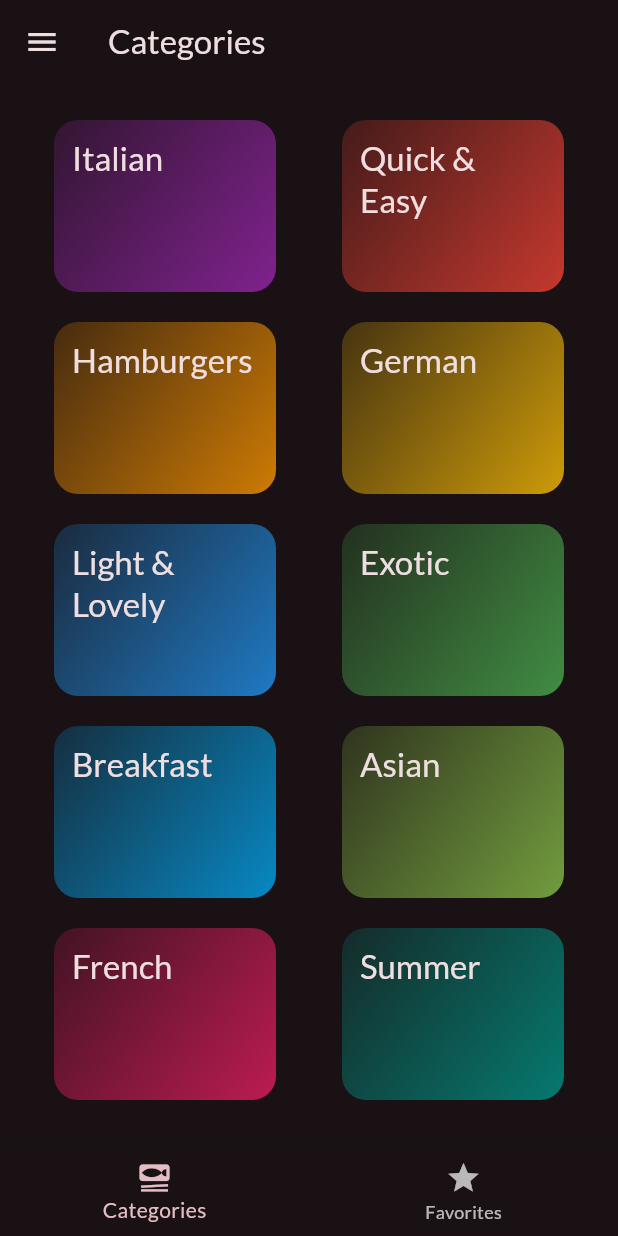
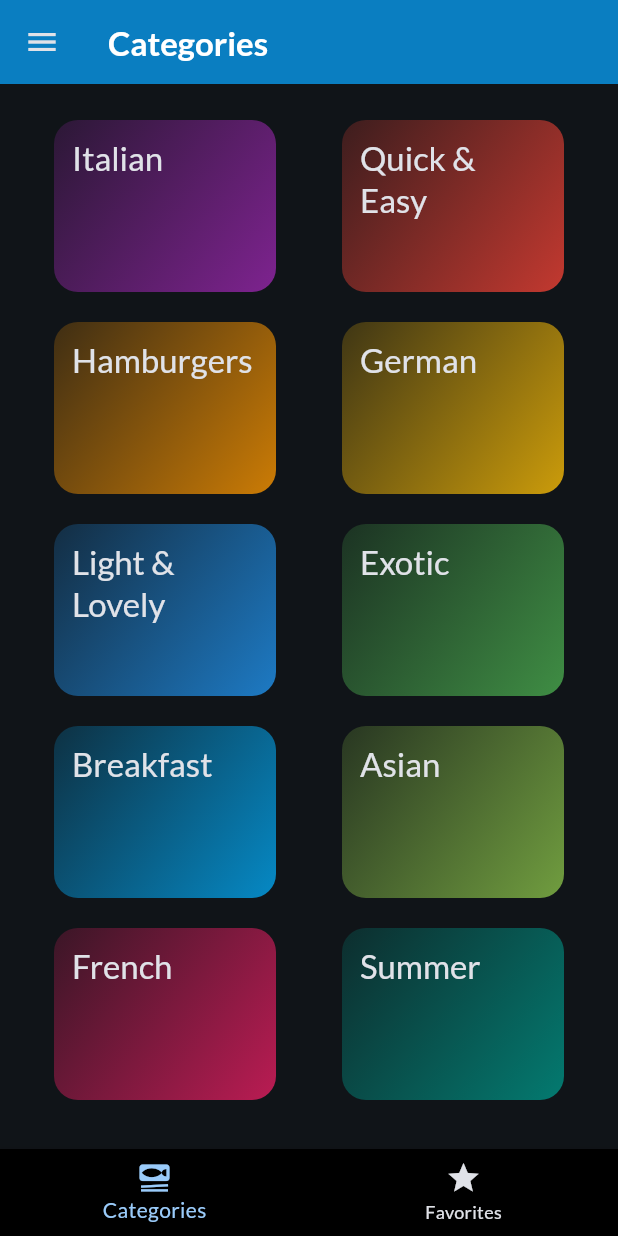
Before and after one commit to Animesh-86/Meal-App, a Flutter app: the screen it shows after launch, on a phone screen of 412 x 824 dp. Run offline on Flutter 3.47's test engine with Material 3 defaults, Android fonts, the phone set to English and light mode, and no system bars; our stand-ins replace flutter_riverpod, google_fonts, transparent_image.

Commit message:
adding some features

```diff
--- a/meal_app/lib/main.dart
+++ b/meal_app/lib/main.dart
@@ -3,16 +3,34 @@ import 'package:google_fonts/google_fonts.dart';
 import 'package:meal_app/screen/tabs.dart';
 import 'package:flutter_riverpod/flutter_riverpod.dart';
 
+// Define the theme for the app with a dark color scheme and Lato font.
 final theme = ThemeData(
   colorScheme: ColorScheme.fromSeed(
     brightness: Brightness.dark,
-    seedColor: Color.fromARGB(255, 127, 6, 58),
+    seedColor: Color.fromARGB(255, 10, 126, 193),
   ),
   textTheme: GoogleFonts.latoTextTheme(),
+  appBarTheme: AppBarTheme(
+    backgroundColor: Color.fromARGB(255, 10, 126, 193),  // Custom AppBar color
+    titleTextStyle: GoogleFonts.lato(
+      fontSize: 22,
+      fontWeight: FontWeight.bold,
+      color: Colors.white,
+    ),
+  ),
+  buttonTheme: ButtonThemeData(
+    buttonColor: Color.fromARGB(255, 10, 126, 193),  // Button color
+    textTheme: ButtonTextTheme.primary,
+  ),
+  bottomNavigationBarTheme: BottomNavigationBarThemeData(
+    backgroundColor: Colors.black,
+    selectedItemColor: Color.fromARGB(255, 10, 126, 193),
+    unselectedItemColor: Colors.grey,
+  ),
 );
 
 void main() {
-  runApp(const ProviderScope(child: App(),));
+  runApp(const ProviderScope(child: App()));
 }
 
 class App extends StatelessWidget {
@@ -22,6 +40,7 @@ class App extends StatelessWidget {
   Widget build(BuildContext context) {
     return MaterialApp(
       theme: theme,
-      home: const TabsScreen());
+      home: const TabsScreen(),
+    );
   }
 }
--- /dev/null
+++ b/meal_app/lib/provider/filters_provider.dart
@@ -0,0 +1,49 @@
+import 'package:flutter_riverpod/flutter_riverpod.dart';
+import 'package:meal_app/provider/meals_provider.dart';
+import 'package:meal_app/models/meal.dart';
+
+enum Filter { glutenFree, lactoseFree, vegetarian, vegan }
+
+class FiltersNotifier extends StateNotifier<Map<Filter, bool>> {
+  FiltersNotifier()
+      : super({
+          Filter.glutenFree: false,
+          Filter.lactoseFree: false,
+          Filter.vegan: false,
+          Filter.vegetarian: false,
+        });
+
+  void setFilters(Map<Filter, bool> chosenFilters) {
+    state = chosenFilters;
+  }
+
+  void setFilter(Filter filter, bool isActive) {
+    state = {...state, filter: isActive};
+  }
+}
+
+final filtersProvider =
+    StateNotifierProvider<FiltersNotifier, Map<Filter, bool>>(
+  (ref) => FiltersNotifier(),
+);
+
+final filteredMealsProvider = Provider<List<Meal>>((ref) {
+  final meals = ref.watch(mealsProvider); // Ensuring mealsProvider always returns a list
+  final activeFilters = ref.watch(filtersProvider);
+
+  return meals.where((meal) {
+    if (activeFilters[Filter.glutenFree] == true && !meal.isGlutenFree) {
+      return false;
+    }
+    if (activeFilters[Filter.lactoseFree] == true && !meal.isLactoseFree) {
+      return false;
+    }
+    if (activeFilters[Filter.vegetarian] == true && !meal.isVegetarian) {
+      return false;
+    }
+    if (activeFilters[Filter.vegan] == true && !meal.isVegan) {
+      return false;
+    }
+    return true;
+  }).toList();
+});
--- a/meal_app/lib/screen/categories.dart
+++ b/meal_app/lib/screen/categories.dart
@@ -1,5 +1,4 @@
 import 'package:flutter/material.dart';
-
 import 'package:meal_app/data/dummy_data.dart';
 import 'package:meal_app/models/meal.dart';
 import 'package:meal_app/widgets/category_grid_item.dart';
@@ -7,21 +6,23 @@ import 'package:meal_app/screen/meals.dart';
 import 'package:meal_app/models/category.dart';
 
 class CategoriesScreen extends StatelessWidget {
-  const CategoriesScreen({super.key,/* required this.onToggleFavorite,*/ required availableMeals});
+  const CategoriesScreen({
+    super.key,
+    required this.availableMeals,
+  });
 
- // final void Function(Meal meal) onToggleFavorite;
+  final List<Meal> availableMeals;
 
   void _selectCategory(BuildContext context, Category category) {
-    final filteredMeals = dummyMeals
+    final filteredMeals = availableMeals
         .where((meal) => meal.categories.contains(category.id))
         .toList();
 
     Navigator.of(context).push(
       MaterialPageRoute(
-        builder: (ctx) => MealsScreen( // Add the required positional argument
+        builder: (ctx) => MealsScreen(
           title: category.title,
           meals: filteredMeals,
-          //onToggleFavorite: onToggleFavorite,
         ),
       ),
     ); // Navigator.push(context, route)
@@ -38,14 +39,13 @@ class CategoriesScreen extends StatelessWidget {
         mainAxisSpacing: 20,
       ),
       children: [
-        // availableCategories.map((category) => CategoryGridItem(category: category)).toList()
         for (final category in availableCategories)
           CategoryGridItem(
             category: category,
             onSelectCategory: () {
               _selectCategory(context, category);
             },
-          )
+          ),
       ],
     );
   }
--- a/meal_app/lib/screen/tabs.dart
+++ b/meal_app/lib/screen/tabs.dart
@@ -1,19 +1,12 @@
 import 'package:flutter/material.dart';
-import 'package:meal_app/models/meal.dart';
+import 'package:flutter_riverpod/flutter_riverpod.dart';
+
 import 'package:meal_app/screen/categories.dart';
 import 'package:meal_app/screen/filters.dart';
 import 'package:meal_app/screen/meals.dart';
 import 'package:meal_app/widgets/main_dawer.dart';
-import 'package:meal_app/provider/meals_provider.dart';
-import 'package:flutter_riverpod/flutter_riverpod.dart';
 import 'package:meal_app/provider/favorites_provider.dart';
-
-const kInitialFilters = {
-  Filter.glutenFree: false,
-  Filter.lactoseFree: false,
-  Filter.vegetarian: false,
-  Filter.vegan: false,
-};
+import 'package:meal_app/provider/filters_provider.dart';
 
 class TabsScreen extends ConsumerStatefulWidget {
   const TabsScreen({super.key});
@@ -26,101 +19,66 @@ class TabsScreen extends ConsumerStatefulWidget {
 
 class _TabsScreenState extends ConsumerState<TabsScreen> {
   int _selectedPageIndex = 0;
-  //final List<Meal> _favoriteMeals = [];
-  Map<Filter, bool> _selectedFilters = kInitialFilters;
 
-  void _showInfoMessage(String message) {
-    ScaffoldMessenger.of(context).clearSnackBars();
-    ScaffoldMessenger.of(
-      context,
-    ).showSnackBar(SnackBar(content: Text(message)));
-  }
-
-  /* void _toggleMealFavoriteStatus(Meal meal) {
-    final isExisting = _favoriteMeals.contains(meal);
-
-    if (isExisting) {
-      setState(() {
-        _favoriteMeals.remove(meal);
-      });
-      _showInfoMessage('Meal is no longer a favorite.');
-    } else {
-      setState(() {
-        _favoriteMeals.add(meal);
-        _showInfoMessage('Marked as a favorite!');
-      });
-    }
-  } */
-
+  // To select the page and dynamically change the body of the screen
   void _selectPage(int index) {
     setState(() {
       _selectedPageIndex = index;
     });
   }
 
-  void _setScreen(String identifier) async {
+  // Method to handle screen navigation from the drawer
+  void _setScreen(String identifier) {
     Navigator.of(context).pop();
     if (identifier == 'filters') {
-      final result = await Navigator.of(context).push<Map<Filter, bool>>(
+      Navigator.of(context).push(
         MaterialPageRoute(
-          builder: (ctx) => FiltersScreen(currentFilters: _selectedFilters),
+          builder: (ctx) => const FiltersScreen(),
         ),
       );
-
-      setState(() {
-        _selectedFilters = result ?? kInitialFilters;
-      });
     }
   }
 
   @override
   Widget build(BuildContext context) {
-    final meals = ref.watch(mealsProvider);
-    final availableMeals =
-        meals.where((meal) {
-          if (_selectedFilters[Filter.glutenFree]! && !meal.isGlutenFree) {
-            return false;
-          }
-          if (_selectedFilters[Filter.lactoseFree]! && !meal.isLactoseFree) {
-            return false;
-          }
-          if (_selectedFilters[Filter.vegetarian]! && !meal.isVegetarian) {
-            return false;
-          }
-          if (_selectedFilters[Filter.vegan]! && !meal.isVegan) {
-            return false;
-          }
-          return true;
-        }).toList();
+    final availableMeals = ref.watch(filteredMealsProvider); // Meals updated dynamically
 
-    Widget activePage = CategoriesScreen(
-      //onToggleFavorite: _toggleMealFavoriteStatus,
-      availableMeals: availableMeals,
-    );
-    var activePageTitle = 'Categories';
+    // Map for managing page selection and titles
+    final pages = [
+      {
+        'page': CategoriesScreen(availableMeals: availableMeals),
+        'title': 'Categories',
+      },
+      {
+        'page': MealsScreen(meals: ref.watch(favoriteMealsProvider)),
+        'title': 'Your Favorites',
+      },
+    ];
 
-    if (_selectedPageIndex == 1) {
-      final favoriteMeals = ref.watch(favoriteMealsProvider);
-      activePage = MealsScreen(
-        meals: _favoriteMeals,
-        onToggleFavorite: _toggleMealFavoriteStatus,
-      );
-      activePageTitle = 'Your Favorites';
-    }
+    // Set active page and title based on the selected index
+    final activePage = pages[_selectedPageIndex]['page'];
+    final activePageTitle = pages[_selectedPageIndex]['title'];
 
     return Scaffold(
-      appBar: AppBar(title: Text(activePageTitle)),
+      appBar: AppBar(
+        title: Text(activePageTitle as String? ?? 'Meal App'),
+      ),
       drawer: MainDrawer(onSelectScreen: _setScreen),
-      body: activePage,
+      body: activePage as Widget,
       bottomNavigationBar: BottomNavigationBar(
         onTap: _selectPage,
         currentIndex: _selectedPageIndex,
+        selectedItemColor: Theme.of(context).colorScheme.primary,
+        unselectedItemColor: Theme.of(context).colorScheme.onSurface,
         items: const [
           BottomNavigationBarItem(
             icon: Icon(Icons.set_meal),
             label: 'Categories',
           ),
-          BottomNavigationBarItem(icon: Icon(Icons.star), label: 'Favorites'),
+          BottomNavigationBarItem(
+            icon: Icon(Icons.star),
+            label: 'Favorites',
+          ),
         ],
       ),
     );
--- a/meal_app/lib/widgets/main_dawer.dart
+++ b/meal_app/lib/widgets/main_dawer.dart
@@ -31,7 +31,7 @@ class MainDrawer extends StatelessWidget {
                 ),
                 const SizedBox(width: 18),
                 Text(
-                  'cokking up!',
+                  'cooking up!',
                   style: Theme.of(context).textTheme.titleLarge!.copyWith(
                     color: Theme.of(context).colorScheme.primary,
                   ),
--- /dev/null
+++ b/meal_app/lib/widgets/main_drawer.dart
@@ -0,0 +1 @@
+// TODO Implement this library.
--- a/meal_app/lib/widgets/meal_item.dart
+++ b/meal_app/lib/widgets/meal_item.dart
@@ -13,7 +13,7 @@ class MealItem extends StatelessWidget {
     return meal.complexity.name[0].toUpperCase() +
         meal.complexity.name.substring(
           1,
-        ); //return first character with upprcaase
+        ); //return first character with uppercase
   }
 
   String get affordabilityText {
```
Also changed, not shown: meal_app/lib/provider/favorites_provider.dart (+7 -4 lines), meal_app/lib/screen/filters.dart (+96 -105 lines), meal_app/lib/screen/meal_details.dart (+75 -58 lines), meal_app/lib/screen/meals.dart (+24 -17 lines).
